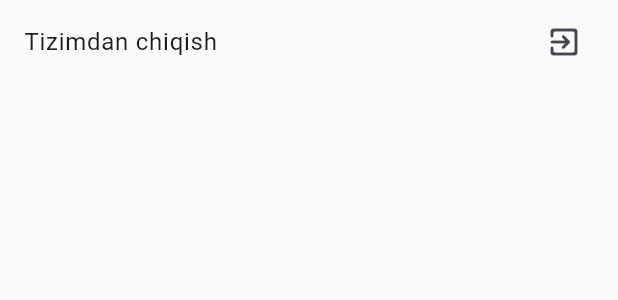
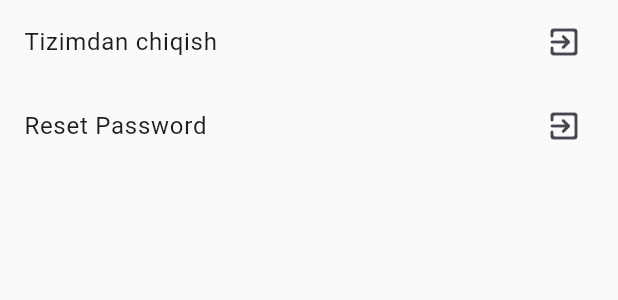
Before and after one commit to msx-git/flutter_day_29, a Flutter app: the CustomDrawer widget shown alone on an empty page, opened directly, on a phone screen of 412 x 824 dp. Shown: the top 300 px of the screen. Run offline on Flutter 3.47's test engine with Material 3 defaults, Android fonts, the phone set to English and light mode, and no system bars; our stand-ins replace shared_preferences, sqflite, video_player; accounts and stored records are empty; network calls fail.

Commit message:
Added password reset.

```diff
--- a/lib/views/pages/todos_and_notes/home.dart
+++ b/lib/views/pages/todos_and_notes/home.dart
@@ -14,7 +14,7 @@ class Home extends StatelessWidget {
       appBar: AppBar(
         title: const Text('Todos and Notes'),
       ),
-      drawer: const Drawer(child: CustomDrawer()),
+      drawer: Drawer(child: CustomDrawer()),
       body: Column(
         crossAxisAlignment: CrossAxisAlignment.start,
         children: [
@@ -67,14 +67,18 @@ class Home extends StatelessWidget {
 }
 
 class CustomDrawer extends StatelessWidget {
-  const CustomDrawer({super.key});
+  CustomDrawer({super.key});
+
+  final authService = AuthHttpServices();
 
   @override
   Widget build(BuildContext context) {
     return Column(
       children: [
         SafeArea(
-          child: ListTile(
+          child: Column(
+            children: [
+              ListTile(
                 title: const Text('Tizimdan chiqish'),
                 trailing: const Icon(Icons.exit_to_app_rounded),
                 onTap: () {
@@ -89,6 +93,15 @@ class CustomDrawer extends StatelessWidget {
                   );
                 },
               ),
+              ListTile(
+                title: const Text('Reset Password'),
+                trailing: const Icon(Icons.exit_to_app_rounded),
+                onTap: () {
+                  authService.resetPassword();
+                },
+              ),
+            ],
+          ),
         ),
       ],
     );
--- a/lib/views/pages/todos_and_notes/profile.dart
+++ b/lib/views/pages/todos_and_notes/profile.dart
@@ -11,7 +11,7 @@ class Profile extends StatelessWidget {
       appBar: AppBar(
         title: const Text('Profile'),
       ),
-      drawer: const Drawer(child: CustomDrawer()),
+      drawer:  Drawer(child: CustomDrawer()),
       body: Column(
         mainAxisAlignment: MainAxisAlignment.center,
         crossAxisAlignment: CrossAxisAlignment.center,
--- a/lib/views/pages/todos_and_notes/statistics.dart
+++ b/lib/views/pages/todos_and_notes/statistics.dart
@@ -14,7 +14,7 @@ class Statistics extends StatelessWidget {
       appBar: AppBar(
         title: const Text('Statistics'),
       ),
-      drawer: const Drawer(child: CustomDrawer()),
+      drawer:  Drawer(child: CustomDrawer()),
       body: FutureBuilder(
         future: todosViewmodel.todos,
         builder: (context, snapshot) {
```
Also changed, not shown: lib/services/auth_http_service.dart (+14 -0 lines), lib/views/pages/auth/sign_in.dart (+5 -2 lines), lib/views/pages/auth/sign_up.dart (+19 -12 lines). Lines whose indentation alone changed are shown as unchanged.
